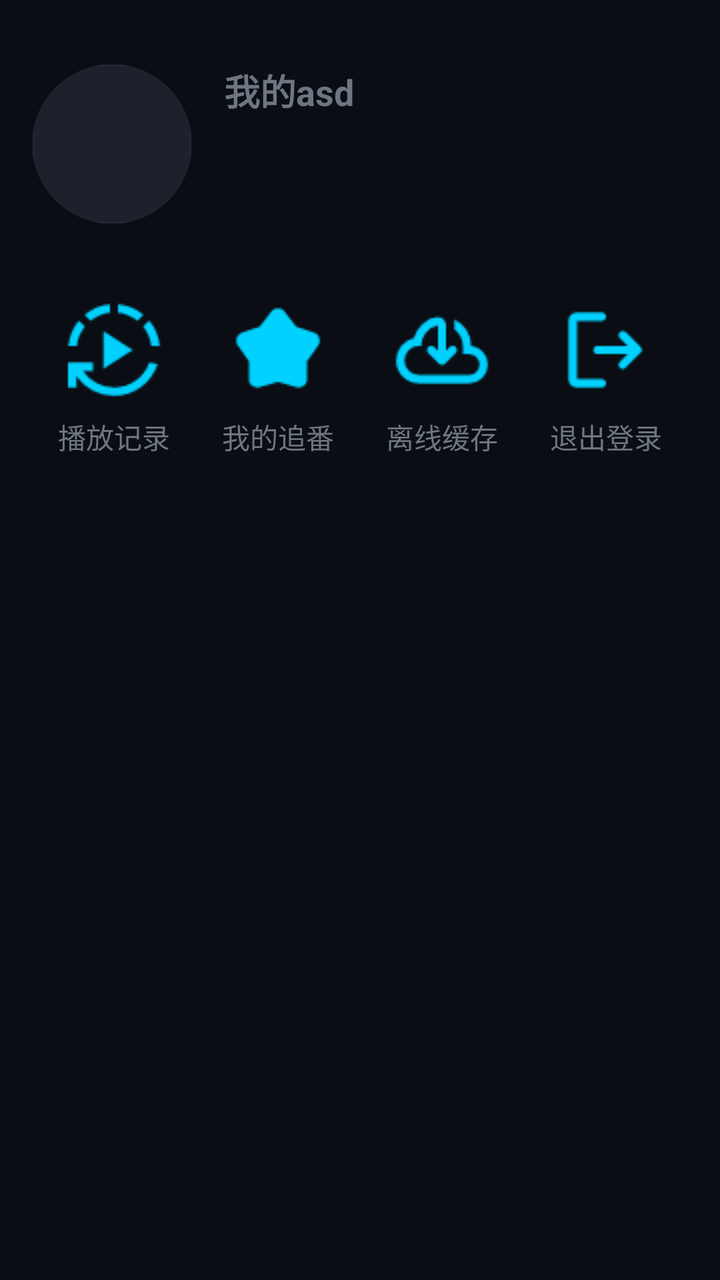
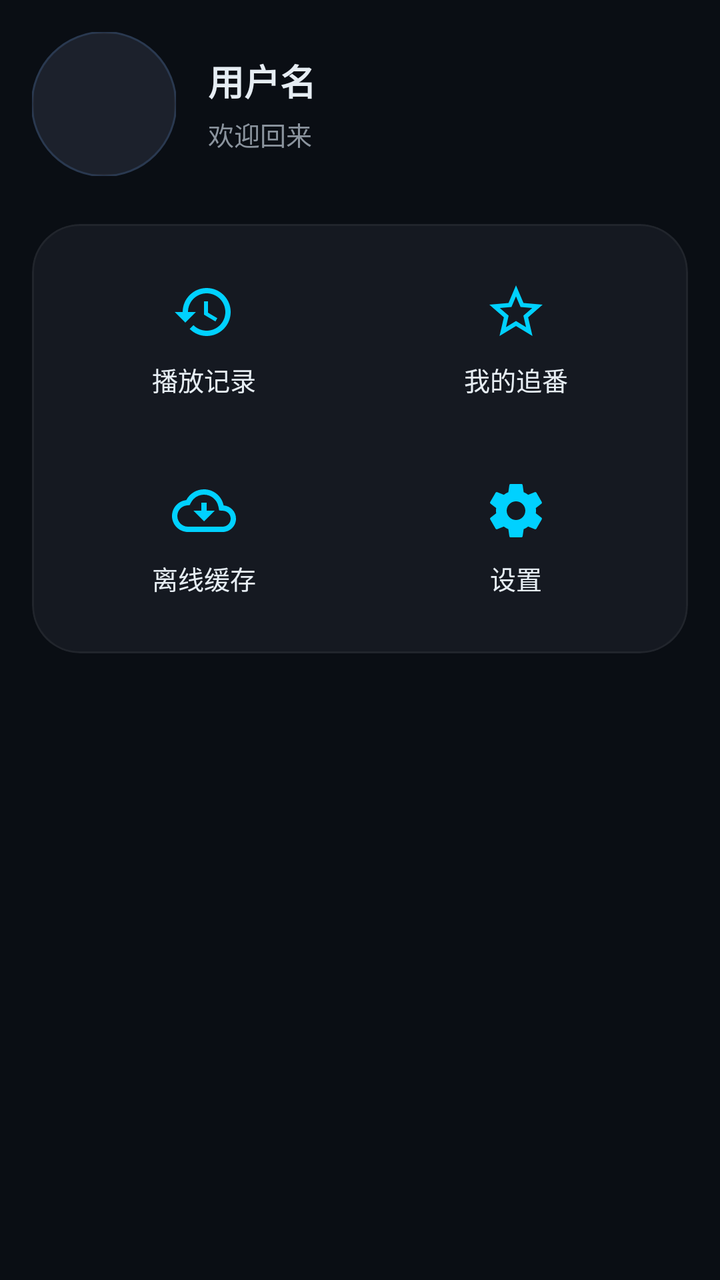

Screens rendered from an Android XML layout before and after an edit, with the pre-edit source and the edit as a unified diff.
<!-- AndroidManifest.xml: application theme AppTheme -->
<!-- res/layout/fragment_user.xml -->
<?xml version="1.0" encoding="utf-8"?>
<LinearLayout xmlns:android="http://schemas.android.com/apk/res/android"
    xmlns:app="http://schemas.android.com/apk/res-auto"
    android:layout_width="match_parent"
    android:layout_height="match_parent"
    android:orientation="vertical"
    android:padding="16dp"
    android:gravity="center_horizontal">

    
    <LinearLayout
        android:layout_width="match_parent"
        android:layout_height="wrap_content"
        android:orientation="horizontal"
        android:layout_marginTop="16dp"
        android:gravity="start">

        
        <com.google.android.material.imageview.ShapeableImageView
            android:id="@+id/avatar_file"
            android:layout_width="80dp"
            android:layout_height="80dp"
            android:layout_gravity="center"
            android:src="@drawable/button_style"
            android:scaleType="centerCrop"
            app:shapeAppearanceOverlay="@style/CircularShape" />

        
        <TextView
            android:id="@+id/user_name"
            android:layout_width="wrap_content"
            android:layout_height="wrap_content"
            android:text="我的asd"
            android:layout_marginLeft="16dp"
            android:gravity="center_vertical"
            android:textSize="18sp"
            android:textStyle="bold" />


    </LinearLayout>

    <GridLayout
        android:layout_width="match_parent"
        android:layout_height="wrap_content"
        android:layout_marginTop="30dp"
        android:columnCount="4"
        android:orientation="horizontal"
        android:gravity="center">

        <LinearLayout
            android:orientation="vertical"
            android:layout_width="0dp"
            android:layout_columnWeight="1"
            android:layout_height="wrap_content"
            >
        
            <Button
                android:id="@+id/btn_history"
                android:layout_width="50dp"
                android:layout_height="50dp"
                android:layout_gravity="center_horizontal"
                android:layout_margin="8dp"
                android:background="@drawable/material_history" />

            <TextView
                android:layout_width="match_parent"
                android:layout_height="wrap_content"
                android:text="播放记录"
                android:gravity="center"/>
        </LinearLayout>

        <LinearLayout
            android:orientation="vertical"
            android:layout_width="0dp"
            android:layout_columnWeight="1"
            android:layout_height="wrap_content"
          >
        
        <Button
            android:id="@+id/btn_star"
            android:layout_width="50dp"
            android:layout_height="50dp"
            android:layout_gravity="center_horizontal"
            android:layout_margin="8dp"
            android:background="@drawable/material_star" />
            <TextView
                android:layout_width="match_parent"
                android:layout_height="wrap_content"
                android:text="我的追番"
                android:gravity="center"/>
        </LinearLayout>

        <LinearLayout
            android:orientation="vertical"
            android:layout_width="0dp"
            android:layout_columnWeight="1"
            android:layout_height="wrap_content"
            >
        
        <Button
            android:id="@+id/btn_download"
            android:layout_width="50dp"
            android:layout_height="50dp"
            android:layout_gravity="center_horizontal"
            android:layout_margin="8dp"
            android:background="@drawable/material_download" />
            <TextView
                android:layout_width="match_parent"
                android:layout_height="wrap_content"
                android:text="离线缓存"
                android:gravity="center"/>
        </LinearLayout>

        <LinearLayout
            android:orientation="vertical"
            android:layout_width="0dp"
            android:layout_columnWeight="1"
            android:layout_height="wrap_content"
            >
        
        <Button
            android:id="@+id/btn_logout"
            android:layout_width="50dp"
            android:layout_height="50dp"
            android:layout_gravity="center_horizontal"
            android:layout_margin="8dp"
            android:background="@drawable/material_logout" />
            <TextView
                android:layout_width="match_parent"
                android:layout_height="wrap_content"
                android:text="退出登录"
                android:gravity="center"/>
        </LinearLayout>
    </GridLayout>

</LinearLayout>
<!-- resources referenced by this layout -->
<resources>
  <!-- drawable material_download: png bitmap (drawable, 1134 bytes) -->
  <!-- drawable material_history: png bitmap (drawable, 1319 bytes) -->
  <!-- drawable material_logout: png bitmap (drawable, 588 bytes) -->
  <!-- drawable material_star: png bitmap (drawable, 809 bytes) -->
  <color name="brand_500">#00D1FF</color>
  <color name="brand_700">#0089B7</color>
  <color name="accent_500">#7000FF</color>
  <color name="dark_bg">#0A0E14</color>
  <color name="text_primary">#E6EDF3</color>
  <color name="dark_card">#151921</color>
  <!-- unchanged entries left out for length: 10 -->
</resources>

<!-- the commit's change to res/layout/fragment_user.xml (unified diff, before → after) -->
@@ -1,136 +1,203 @@
 <?xml version="1.0" encoding="utf-8"?>
-<LinearLayout xmlns:android="http://schemas.android.com/apk/res/android"
+<ScrollView xmlns:android="http://schemas.android.com/apk/res/android"
     xmlns:app="http://schemas.android.com/apk/res-auto"
     android:layout_width="match_parent"
     android:layout_height="match_parent"
-    android:orientation="vertical"
-    android:padding="16dp"
-    android:gravity="center_horizontal">
-
-    
+    android:fillViewport="true"
+    android:scrollbars="none">
+
     <LinearLayout
         android:layout_width="match_parent"
         android:layout_height="wrap_content"
-        android:orientation="horizontal"
-        android:layout_marginTop="16dp"
-        android:gravity="start">
+        android:orientation="vertical"
+        android:paddingStart="16dp"
+        android:paddingEnd="16dp"
+        android:paddingBottom="32dp">
 
         
-        <com.google.android.material.imageview.ShapeableImageView
-            android:id="@+id/avatar_file"
-            android:layout_width="80dp"
-            android:layout_height="80dp"
-            android:layout_gravity="center"
-            android:src="@drawable/button_style"
-            android:scaleType="centerCrop"
-            app:shapeAppearanceOverlay="@style/CircularShape" />
+        <LinearLayout
+            android:layout_width="match_parent"
+            android:layout_height="wrap_content"
+            android:layout_marginTop="16dp"
+            android:gravity="center_vertical"
+            android:orientation="horizontal">
+
+            <com.google.android.material.imageview.ShapeableImageView
+                android:id="@+id/avatar_file"
+                android:layout_width="72dp"
+                android:layout_height="72dp"
+                android:scaleType="centerCrop"
+                android:src="@drawable/button_style"
+                app:shapeAppearanceOverlay="@style/CircularShape"
+                app:strokeColor="@color/border_subtle"
+                app:strokeWidth="1dp" />
+
+            <LinearLayout
+                android:layout_width="0dp"
+                android:layout_height="wrap_content"
+                android:layout_marginStart="16dp"
+                android:layout_weight="1"
+                android:orientation="vertical">
+
+                <TextView
+                    android:id="@+id/user_name"
+                    android:layout_width="wrap_content"
+                    android:layout_height="wrap_content"
+                    android:ellipsize="end"
+                    android:maxLines="1"
+                    android:text="用户名"
+                    android:textColor="@color/text_primary"
+                    android:textSize="18sp"
+                    android:textStyle="bold" />
+
+                <TextView
+                    android:layout_width="wrap_content"
+                    android:layout_height="wrap_content"
+                    android:layout_marginTop="4dp"
+                    android:text="欢迎回来"
+                    android:textColor="@color/text_secondary"
+                    android:textSize="13sp" />
+            </LinearLayout>
+        </LinearLayout>
 
         
-        <TextView
-            android:id="@+id/user_name"
-            android:layout_width="wrap_content"
+        <com.google.android.material.card.MaterialCardView
+            style="@style/LargeCard"
+            android:layout_width="match_parent"
             android:layout_height="wrap_content"
-            android:text="我的asd"
-            android:layout_marginLeft="16dp"
-            android:gravity="center_vertical"
-            android:textSize="18sp"
-            android:textStyle="bold" />
-
-
-    </LinearLayout>
-
-    <GridLayout
-        android:layout_width="match_parent"
-        android:layout_height="wrap_content"
-        android:layout_marginTop="30dp"
-        android:columnCount="4"
-        android:orientation="horizontal"
-        android:gravity="center">
-
-        <LinearLayout
-            android:orientation="vertical"
-            android:layout_width="0dp"
-            android:layout_columnWeight="1"
-            android:layout_height="wrap_content"
-            >
-        
-            <Button
-                android:id="@+id/btn_history"
-                android:layout_width="50dp"
-                android:layout_height="50dp"
-                android:layout_gravity="center_horizontal"
-                android:layout_margin="8dp"
-                android:background="@drawable/material_history" />
-
-            <TextView
+            android:layout_marginTop="24dp">
+
+            <LinearLayout
                 android:layout_width="match_parent"
                 android:layout_height="wrap_content"
-                android:text="播放记录"
-                android:gravity="center"/>
-        </LinearLayout>
-
-        <LinearLayout
-            android:orientation="vertical"
-            android:layout_width="0dp"
-            android:layout_columnWeight="1"
-            android:layout_height="wrap_content"
-          >
-        
-        <Button
-            android:id="@+id/btn_star"
-            android:layout_width="50dp"
-            android:layout_height="50dp"
-            android:layout_gravity="center_horizontal"
-            android:layout_margin="8dp"
-            android:background="@drawable/material_star" />
-            <TextView
-                android:layout_width="match_parent"
-                android:layout_height="wrap_content"
-                android:text="我的追番"
-                android:gravity="center"/>
-        </LinearLayout>
-
-        <LinearLayout
-            android:orientation="vertical"
-            android:layout_width="0dp"
-            android:layout_columnWeight="1"
-            android:layout_height="wrap_content"
-            >
-        
-        <Button
-            android:id="@+id/btn_download"
-            android:layout_width="50dp"
-            android:layout_height="50dp"
-            android:layout_gravity="center_horizontal"
-            android:layout_margin="8dp"
-            android:background="@drawable/material_download" />
-            <TextView
-                android:layout_width="match_parent"
-                android:layout_height="wrap_content"
-                android:text="离线缓存"
-                android:gravity="center"/>
-        </LinearLayout>
-
-        <LinearLayout
-            android:orientation="vertical"
-            android:layout_width="0dp"
-            android:layout_columnWeight="1"
-            android:layout_height="wrap_content"
-            >
-        
-        <Button
-            android:id="@+id/btn_logout"
-            android:layout_width="50dp"
-            android:layout_height="50dp"
-            android:layout_gravity="center_horizontal"
-            android:layout_margin="8dp"
-            android:background="@drawable/material_logout" />
-            <TextView
-                android:layout_width="match_parent"
-                android:layout_height="wrap_content"
-                android:text="退出登录"
-                android:gravity="center"/>
-        </LinearLayout>
-    </GridLayout>
-
-</LinearLayout>
+                android:orientation="vertical"
+                android:padding="8dp">
+
+                <LinearLayout
+                    android:layout_width="match_parent"
+                    android:layout_height="wrap_content"
+                    android:orientation="horizontal">
+
+                    <LinearLayout
+                        android:id="@+id/btn_history"
+                        android:layout_width="0dp"
+                        android:layout_height="wrap_content"
+                        android:layout_weight="1"
+                        android:background="?attr/selectableItemBackground"
+                        android:clickable="true"
+                        android:focusable="true"
+                        android:gravity="center"
+                        android:orientation="vertical"
+                        android:paddingTop="20dp"
+                        android:paddingBottom="20dp">
+
+                        <ImageView
+                            android:layout_width="32dp"
+                            android:layout_height="32dp"
+                            android:contentDescription="播放记录"
+                            android:src="@drawable/ic_history_24" />
+
+                        <TextView
+                            android:layout_width="wrap_content"
+                            android:layout_height="wrap_content"
+                            android:layout_marginTop="8dp"
+                            android:text="播放记录"
+                            android:textColor="@color/text_primary"
+                            android:textSize="13sp" />
+                    </LinearLayout>
+
+                    <LinearLayout
+                        android:id="@+id/btn_star"
+                        android:layout_width="0dp"
+                        android:layout_height="wrap_content"
+                        android:layout_weight="1"
+                        android:background="?attr/selectableItemBackground"
+                        android:clickable="true"
+                        android:focusable="true"
+                        android:gravity="center"
+                        android:orientation="vertical"
+                        android:paddingTop="20dp"
+                        android:paddingBottom="20dp">
+
+                        <ImageView
+                            android:layout_width="32dp"
+                            android:layout_height="32dp"
+                            android:contentDescription="我的追番"
+                            android:src="@drawable/ic_star_24" />
+
+                        <TextView
+                            android:layout_width="wrap_content"
+                            android:layout_height="wrap_content"
+                            android:layout_marginTop="8dp"
+                            android:text="我的追番"
+                            android:textColor="@color/text_primary"
+                            android:textSize="13sp" />
+                    </LinearLayout>
+                </LinearLayout>
+
+                <LinearLayout
+                    android:layout_width="match_parent"
+                    android:layout_height="wrap_content"
+                    android:orientation="horizontal">
+
+                    <LinearLayout
+                        android:id="@+id/btn_download"
+                        android:layout_width="0dp"
+                        android:layout_height="wrap_content"
+                        android:layout_weight="1"
+                        android:background="?attr/selectableItemBackground"
+                        android:clickable="true"
+                        android:focusable="true"
+                        android:gravity="center"
+                        android:orientation="vertical"
+                        android:paddingTop="20dp"
+                        android:paddingBottom="20dp">
+
+                        <ImageView
+                            android:layout_width="32dp"
+                            android:layout_height="32dp"
+                            android:contentDescription="离线缓存"
+                            android:src="@drawable/ic_cloud_download_24" />
+
+                        <TextView
+                            android:layout_width="wrap_content"
+                            android:layout_height="wrap_content"
+                            android:layout_marginTop="8dp"
+                            android:text="离线缓存"
+                            android:textColor="@color/text_primary"
+                            android:textSize="13sp" />
+                    </LinearLayout>
+
+                    <LinearLayout
+                        android:id="@+id/btn_settings"
+                        android:layout_width="0dp"
+                        android:layout_height="wrap_content"
+                        android:layout_weight="1"
+                        android:background="?attr/selectableItemBackground"
+                        android:clickable="true"
+                        android:focusable="true"
+                        android:gravity="center"
+                        android:orientation="vertical"
+                        android:paddingTop="20dp"
+                        android:paddingBottom="20dp">
+
+                        <ImageView
+                            android:layout_width="32dp"
+                            android:layout_height="32dp"
+                            android:contentDescription="设置"
+                            android:src="@drawable/ic_settings_24" />
+
+                        <TextView
+                            android:layout_width="wrap_content"
+                            android:layout_height="wrap_content"
+                            android:layout_marginTop="8dp"
+                            android:text="设置"
+                            android:textColor="@color/text_primary"
+                            android:textSize="13sp" />
+                    </LinearLayout>
+                </LinearLayout>
+            </LinearLayout>
+        </com.google.android.material.card.MaterialCardView>
+
+    </LinearLayout>
+</ScrollView>
<!-- resource entries referenced after the edit -->
@@ -1,14 +1,62 @@
 <!-- resources referenced by this layout -->
 <resources>
-  <!-- drawable material_download: png bitmap (drawable, 1134 bytes) -->
-  <!-- drawable material_history: png bitmap (drawable, 1319 bytes) -->
-  <!-- drawable material_logout: png bitmap (drawable, 588 bytes) -->
-  <!-- drawable material_star: png bitmap (drawable, 809 bytes) -->
+  <color name="border_subtle">#2A3950</color>
   <color name="brand_500">#00D1FF</color>
   <color name="brand_700">#0089B7</color>
   <color name="accent_500">#7000FF</color>
   <color name="dark_bg">#0A0E14</color>
   <color name="text_primary">#E6EDF3</color>
+  <!-- drawable ic_cloud_download_24 (drawable) -->
+  <vector xmlns:android="http://schemas.android.com/apk/res/android"
+      android:width="24dp"
+      android:height="24dp"
+      android:viewportWidth="24"
+      android:viewportHeight="24"
+      android:tint="@color/brand_500">
+      <path
+          android:fillColor="@android:color/white"
+          android:pathData="M19.35,10.04C18.67,6.59 15.64,4 12,4 9.11,4 6.6,5.64 5.35,8.04 2.34,8.36 0,10.91 0,14c0,3.31 2.69,6 6,6h13c2.76,0 5,-2.24 5,-5 0,-2.64 -2.05,-4.78 -4.65,-4.96zM19,18L6,18c-2.21,0 -4,-1.79 -4,-4 0,-2.05 1.53,-3.76 3.56,-3.97l1.07,-0.11 0.5,-0.95C8.08,7.14 9.94,6 12,6c2.62,0 4.88,1.86 5.39,4.43l0.3,1.5 1.53,0.11c1.56,0.1 2.78,1.41 2.78,2.96 0,1.65 -1.35,3 -3,3zM13,12L13,9h-2v3L8,12l4,4 4,-4z" />
+  </vector>
+  <!-- drawable ic_history_24 (drawable) -->
+  <vector xmlns:android="http://schemas.android.com/apk/res/android"
+      android:width="24dp"
+      android:height="24dp"
+      android:viewportWidth="24"
+      android:viewportHeight="24"
+      android:tint="@color/brand_500">
+      <path
+          android:fillColor="@android:color/white"
+          android:pathData="M13,3c-4.97,0 -9,4.03 -9,9L1,12l3.89,3.89 0.07,0.14L9,12L6,12c0,-3.87 3.13,-7 7,-7s7,3.13 7,7 -3.13,7 -7,7c-1.93,0 -3.68,-0.79 -4.94,-2.06l-1.42,1.42C8.27,19.99 10.51,21 13,21c4.97,0 9,-4.03 9,-9s-4.03,-9 -9,-9zM12,8v5l4.28,2.54 0.72,-1.21 -3.5,-2.08L13.5,8L12,8z" />
+  </vector>
+  <!-- drawable ic_settings_24 (drawable) -->
+  <vector xmlns:android="http://schemas.android.com/apk/res/android"
+      android:width="24dp"
+      android:height="24dp"
+      android:viewportWidth="24"
+      android:viewportHeight="24"
+      android:tint="@color/brand_500">
+      <path
+          android:fillColor="@android:color/white"
+          android:pathData="M19.43,12.98c0.04,-0.32 0.07,-0.64 0.07,-0.98 0,-0.34 -0.03,-0.66 -0.07,-0.98l2.11,-1.65c0.19,-0.15 0.24,-0.42 0.12,-0.64l-2,-3.46c-0.09,-0.16 -0.26,-0.25 -0.44,-0.25 -0.06,0 -0.12,0.01 -0.17,0.03l-2.49,1c-0.52,-0.4 -1.08,-0.73 -1.69,-0.98l-0.38,-2.65C14.46,2.18 14.25,2 14,2h-4c-0.25,0 -0.46,0.18 -0.49,0.42l-0.38,2.65c-0.61,0.25 -1.17,0.59 -1.69,0.98l-2.49,-1c-0.06,-0.02 -0.12,-0.03 -0.18,-0.03 -0.17,0 -0.34,0.09 -0.43,0.25l-2,3.46c-0.13,0.22 -0.07,0.49 0.12,0.64l2.11,1.65c-0.04,0.32 -0.07,0.65 -0.07,0.98 0,0.33 0.03,0.66 0.07,0.98l-2.11,1.65c-0.19,0.15 -0.24,0.42 -0.12,0.64l2,3.46c0.09,0.16 0.26,0.25 0.44,0.25 0.06,0 0.12,-0.01 0.17,-0.03l2.49,-1c0.52,0.4 1.08,0.73 1.69,0.98l0.38,2.65c0.03,0.24 0.24,0.42 0.49,0.42h4c0.25,0 0.46,-0.18 0.49,-0.42l0.38,-2.65c0.61,-0.25 1.17,-0.59 1.69,-0.98l2.49,1c0.06,0.02 0.12,0.03 0.18,0.03 0.17,0 0.34,-0.09 0.43,-0.25l2,-3.46c0.12,-0.22 0.07,-0.49 -0.12,-0.64l-2.11,-1.65zM12,15.5c-1.93,0 -3.5,-1.57 -3.5,-3.5s1.57,-3.5 3.5,-3.5 3.5,1.57 3.5,3.5 -1.57,3.5 -3.5,3.5z" />
+  </vector>
+  <!-- drawable ic_star_24 (drawable) -->
+  <vector xmlns:android="http://schemas.android.com/apk/res/android"
+      android:width="24dp"
+      android:height="24dp"
+      android:viewportWidth="24"
+      android:viewportHeight="24"
+      android:tint="@color/brand_500">
+      <path
+          android:fillColor="@android:color/white"
+          android:pathData="M22,9.24l-7.19,-0.62L12,2 9.19,8.63 2,9.24l5.46,4.73L5.82,21 12,17.27 18.18,21l-1.63,-7.03L22,9.24zM12,15.4l-3.76,2.27 1,-4.28 -3.32,-2.88 4.38,-0.38L12,6.1l1.71,4.04 4.38,0.38 -3.32,2.88 1,4.28L12,15.4z" />
+  </vector>
+  <style name="LargeCard" parent="Widget.MaterialComponents.CardView">
+          <item name="cardBackgroundColor">@color/dark_card</item>
+          <item name="cardCornerRadius">24dp</item>
+          <item name="cardElevation">0dp</item>
+          <item name="strokeColor">@color/border_soft</item>
+          <item name="strokeWidth">1dp</item>
+      </style>
   <color name="dark_card">#151921</color>
   <!-- unchanged entries left out for length: 10 -->
 </resources>
